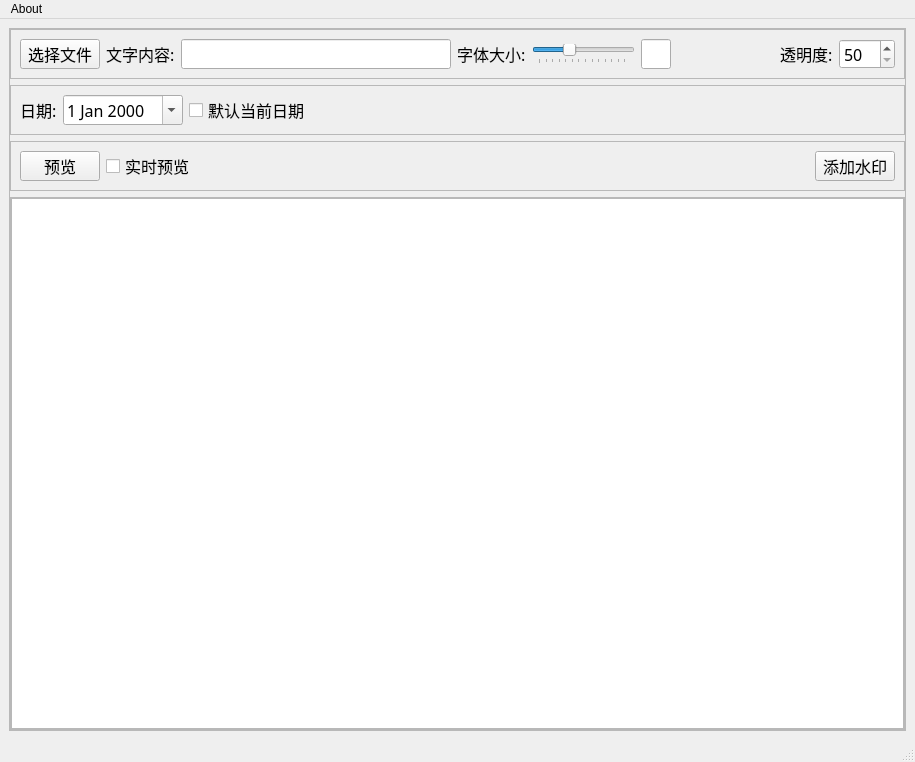
clang2you/text_watermark, file mainform.ui: the form before one commit.
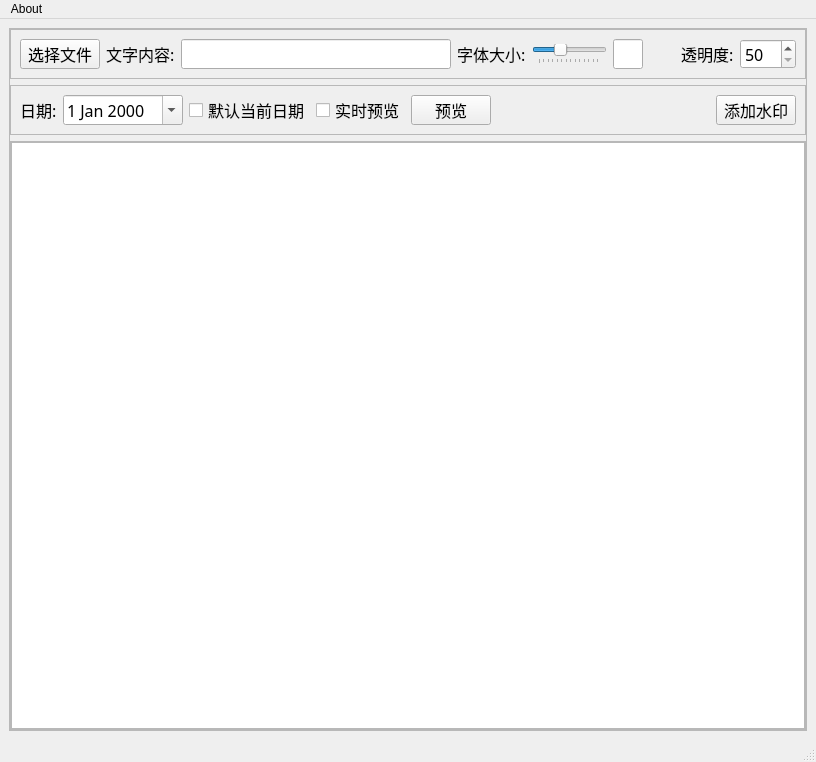
The form after the commit.

Patch:
```diff
--- a/mainform.ui
+++ b/mainform.ui
@@ -6,7 +6,7 @@
    <rect>
     <x>0</x>
     <y>0</y>
-    <width>915</width>
+    <width>816</width>
     <height>762</height>
    </rect>
   </property>
@@ -195,44 +195,6 @@
            </widget>
           </item>
           <item>
-           <spacer name="horizontalSpacer_2">
-            <property name="orientation">
-             <enum>Qt::Horizontal</enum>
-            </property>
-            <property name="sizeHint" stdset="0">
-             <size>
-              <width>40</width>
-              <height>20</height>
-             </size>
-            </property>
-           </spacer>
-          </item>
-         </layout>
-        </widget>
-       </item>
-       <item>
-        <widget class="QFrame" name="frame_5">
-         <property name="maximumSize">
-          <size>
-           <width>16777215</width>
-           <height>50</height>
-          </size>
-         </property>
-         <property name="frameShape">
-          <enum>QFrame::StyledPanel</enum>
-         </property>
-         <property name="frameShadow">
-          <enum>QFrame::Raised</enum>
-         </property>
-         <layout class="QHBoxLayout" name="horizontalLayout_5">
-          <item>
-           <widget class="QPushButton" name="previewBtn">
-            <property name="text">
-             <string>预览</string>
-            </property>
-           </widget>
-          </item>
-          <item>
            <widget class="QCheckBox" name="realtimePreviewCb">
             <property name="text">
              <string>实时预览</string>
@@ -240,7 +202,14 @@
            </widget>
           </item>
           <item>
-           <spacer name="horizontalSpacer">
+           <widget class="QPushButton" name="previewBtn">
+            <property name="text">
+             <string>预览</string>
+            </property>
+           </widget>
+          </item>
+          <item>
+           <spacer name="horizontalSpacer_2">
             <property name="orientation">
              <enum>Qt::Horizontal</enum>
             </property>
@@ -299,7 +268,7 @@
     <rect>
      <x>0</x>
      <y>0</y>
-     <width>915</width>
+     <width>816</width>
      <height>23</height>
     </rect>
    </property>
```
